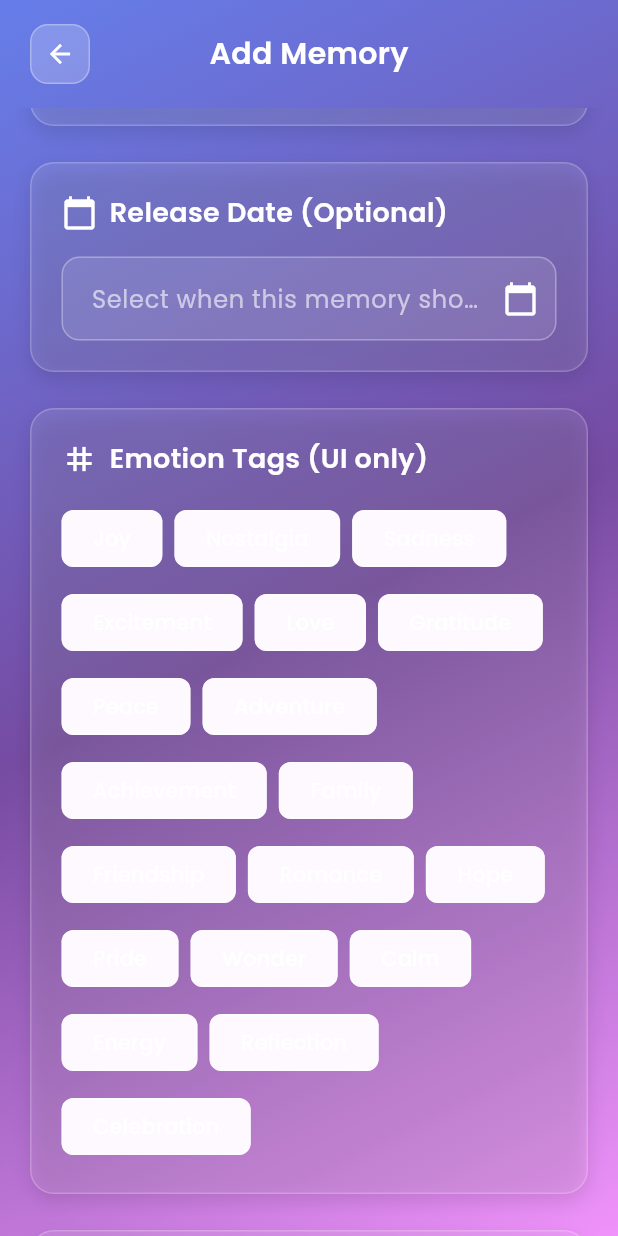
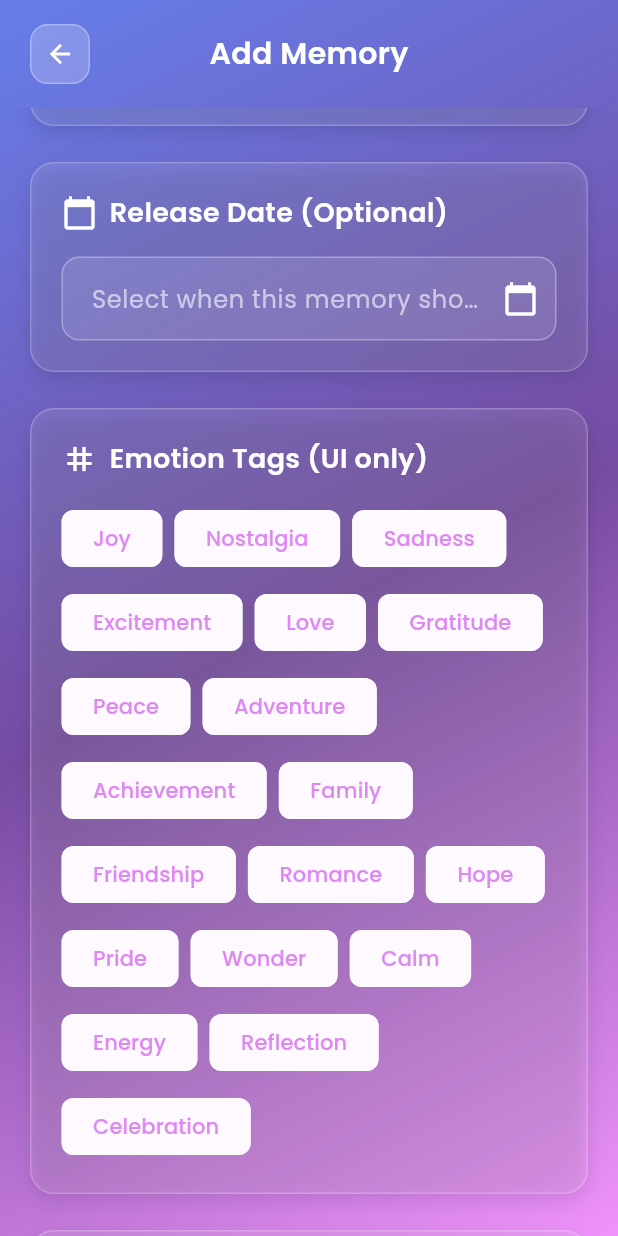
Before and after one commit to Nidal0111/lifeprint, a Flutter app: the AddMemoryScreen screen opened directly, scrolled down 576 dp, on a phone screen of 412 x 824 dp. Run offline on Flutter 3.47's test engine with Material 3 defaults, Android fonts, the light colour scheme and no system bars; our stand-ins replace cloud_firestore, file_picker, firebase_auth, firebase_core, google_fonts, image_picker and 3 more; missing offline and left inert: graphview; accounts and stored records are empty; network calls fail.

Commit message:
color on chip changed -fidhin

```diff
--- a/lib/screens/add_memory_screen.dart
+++ b/lib/screens/add_memory_screen.dart
@@ -453,7 +453,7 @@ class _AddMemoryScreenState extends State<AddMemoryScreen>
                 label: Text(
                   type.displayName,
                   style: GoogleFonts.poppins(
-                    color: _selectedType == type ? Colors.black : Colors.white,
+                    color: _selectedType == type ? Colors.black : const Color.fromARGB(255, 222, 136, 241),
                     fontWeight: FontWeight.w500,
                   ),
                 ),
@@ -657,7 +657,7 @@ class _AddMemoryScreenState extends State<AddMemoryScreen>
                 label: Text(
                   emotion,
                   style: GoogleFonts.poppins(
-                    color: isSelected ? Colors.black : Colors.white,
+                    color: isSelected ?Colors.black : const Color.fromARGB(255, 222, 136, 241),
                     fontWeight: FontWeight.w500,
                   ),
                 ),
```
Also changed, not shown: pubspec.lock.
